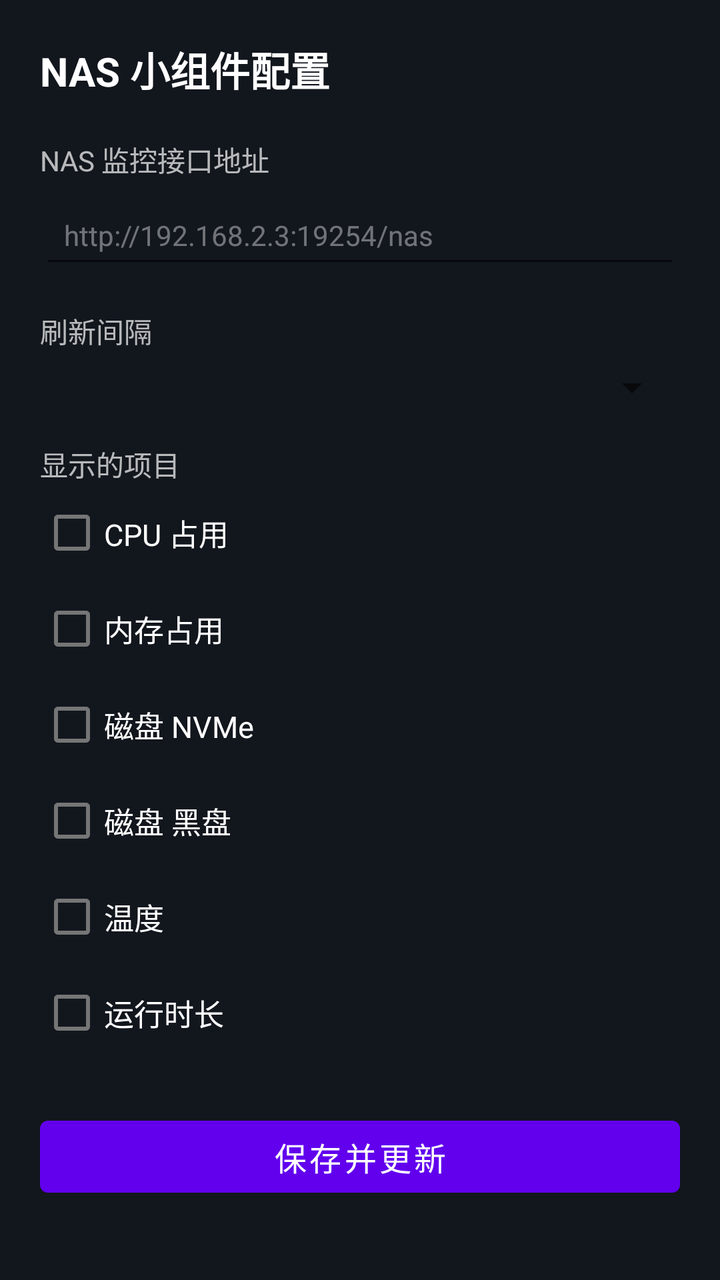
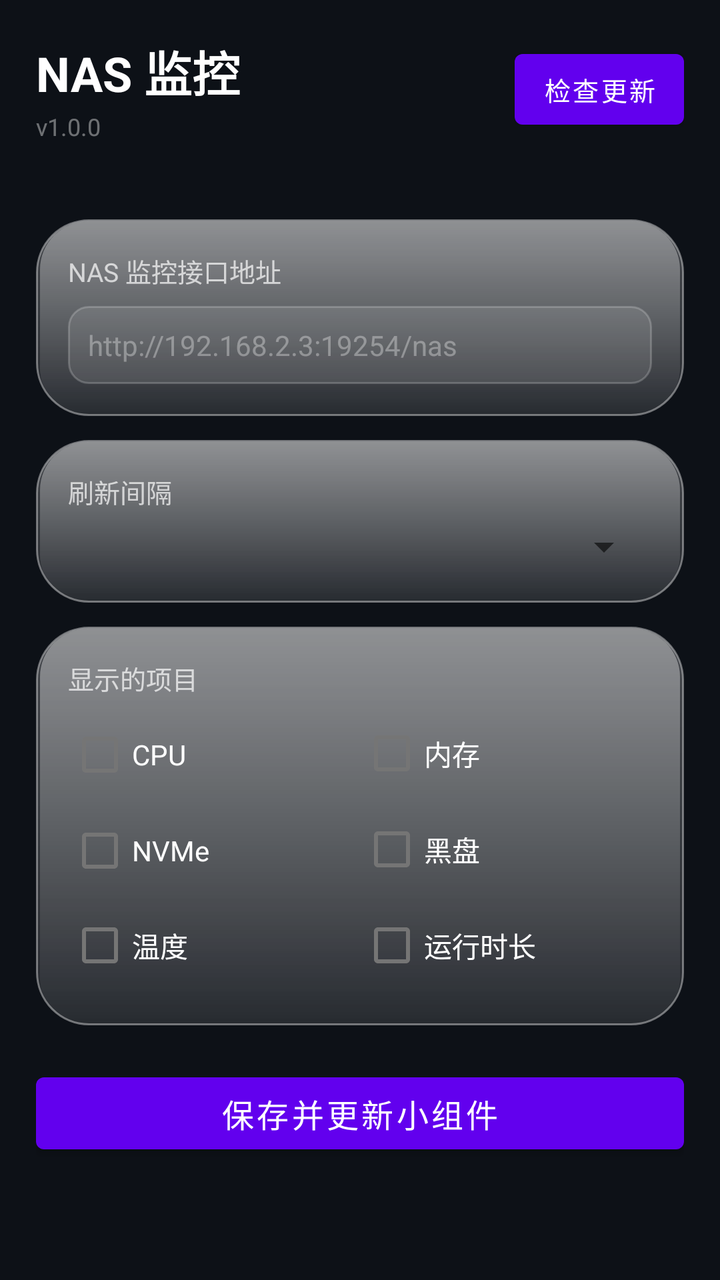

The first picture is an Android layout as it rendered before a commit; the second is the same layout after the commit. The layout source and the unified diff follow.
<!-- AndroidManifest.xml: application theme Theme.NasWidget -->
<!-- res/layout/activity_main.xml -->
<?xml version="1.0" encoding="utf-8"?>
<ScrollView xmlns:android="http://schemas.android.com/apk/res/android"
    android:layout_width="match_parent"
    android:layout_height="match_parent"
    android:background="#FF12161D"
    android:fillViewport="true">

    <LinearLayout
        android:layout_width="match_parent"
        android:layout_height="wrap_content"
        android:orientation="vertical"
        android:padding="20dp">

        <TextView
            android:layout_width="wrap_content"
            android:layout_height="wrap_content"
            android:text="NAS 小组件配置"
            android:textColor="#FFFFFFFF"
            android:textSize="20sp"
            android:textStyle="bold" />

        <TextView
            android:layout_width="wrap_content"
            android:layout_height="wrap_content"
            android:layout_marginTop="20dp"
            android:text="NAS 监控接口地址"
            android:textColor="#B3FFFFFF"
            android:textSize="14sp" />

        <EditText
            android:id="@+id/et_url"
            android:layout_width="match_parent"
            android:layout_height="wrap_content"
            android:layout_marginTop="6dp"
            android:hint="http://192.168.2.3:19254/nas"
            android:inputType="textUri"
            android:padding="12dp"
            android:textColor="#FFFFFFFF"
            android:textColorHint="#66FFFFFF"
            android:textSize="14sp" />

        <TextView
            android:layout_width="wrap_content"
            android:layout_height="wrap_content"
            android:layout_marginTop="16dp"
            android:text="刷新间隔"
            android:textColor="#B3FFFFFF"
            android:textSize="14sp" />

        <Spinner
            android:id="@+id/sp_refresh"
            android:layout_width="match_parent"
            android:layout_height="wrap_content"
            android:layout_marginTop="6dp" />

        <TextView
            android:layout_width="wrap_content"
            android:layout_height="wrap_content"
            android:layout_marginTop="16dp"
            android:text="显示的项目"
            android:textColor="#B3FFFFFF"
            android:textSize="14sp" />

        <CheckBox
            android:id="@+id/cb_cpu"
            android:layout_width="match_parent"
            android:layout_height="wrap_content"
            android:text="CPU 占用"
            android:textColor="#FFFFFFFF"
            android:textSize="15sp" />

        <CheckBox
            android:id="@+id/cb_mem"
            android:layout_width="match_parent"
            android:layout_height="wrap_content"
            android:text="内存占用"
            android:textColor="#FFFFFFFF"
            android:textSize="15sp" />

        <CheckBox
            android:id="@+id/cb_disk1"
            android:layout_width="match_parent"
            android:layout_height="wrap_content"
            android:text="磁盘 NVMe"
            android:textColor="#FFFFFFFF"
            android:textSize="15sp" />

        <CheckBox
            android:id="@+id/cb_disk2"
            android:layout_width="match_parent"
            android:layout_height="wrap_content"
            android:text="磁盘 黑盘"
            android:textColor="#FFFFFFFF"
            android:textSize="15sp" />

        <CheckBox
            android:id="@+id/cb_temp"
            android:layout_width="match_parent"
            android:layout_height="wrap_content"
            android:text="温度"
            android:textColor="#FFFFFFFF"
            android:textSize="15sp" />

        <CheckBox
            android:id="@+id/cb_uptime"
            android:layout_width="match_parent"
            android:layout_height="wrap_content"
            android:text="运行时长"
            android:textColor="#FFFFFFFF"
            android:textSize="15sp" />

        <Button
            android:id="@+id/btn_save"
            android:layout_width="match_parent"
            android:layout_height="wrap_content"
            android:layout_marginTop="24dp"
            android:text="保存并更新"
            android:textSize="16sp" />

    </LinearLayout>
</ScrollView>
<!-- resources referenced by this layout -->
<resources>
  <style name="Theme.NasWidget" parent="Theme.MaterialComponents.DayNight.NoActionBar">
          <item name="android:statusBarColor">@android:color/transparent</item>
          <item name="android:windowLightStatusBar">false</item>
      </style>
</resources>

<!-- the commit's change to res/layout/activity_main.xml (unified diff, before → after) -->
@@ -2,119 +2,218 @@
 <ScrollView xmlns:android="http://schemas.android.com/apk/res/android"
     android:layout_width="match_parent"
     android:layout_height="match_parent"
-    android:background="#FF12161D"
+    android:background="#FF0D1117"
     android:fillViewport="true">
 
     <LinearLayout
         android:layout_width="match_parent"
         android:layout_height="wrap_content"
         android:orientation="vertical"
-        android:padding="20dp">
-
+        android:padding="18dp">
+
+        
+        <LinearLayout
+            android:layout_width="match_parent"
+            android:layout_height="wrap_content"
+            android:orientation="horizontal"
+            android:gravity="center_vertical">
+
+            <LinearLayout
+                android:layout_width="0dp"
+                android:layout_height="wrap_content"
+                android:layout_weight="1"
+                android:orientation="vertical">
+
+                <TextView
+                    android:layout_width="wrap_content"
+                    android:layout_height="wrap_content"
+                    android:text="NAS 监控"
+                    android:textColor="#FFFFFFFF"
+                    android:textSize="24sp"
+                    android:textStyle="bold" />
+
+                <TextView
+                    android:id="@+id/tv_version"
+                    android:layout_width="wrap_content"
+                    android:layout_height="wrap_content"
+                    android:layout_marginTop="2dp"
+                    android:text="v1.0.0"
+                    android:textColor="#66FFFFFF"
+                    android:textSize="12sp" />
+            </LinearLayout>
+
+            <Button
+                android:id="@+id/btn_check_update"
+                android:layout_width="wrap_content"
+                android:layout_height="wrap_content"
+                android:text="检查更新"
+                android:textSize="13sp"
+                android:minHeight="0dp"
+                android:minWidth="0dp"
+                android:paddingHorizontal="14dp"
+                android:paddingVertical="8dp" />
+        </LinearLayout>
+
+        
         <TextView
-            android:layout_width="wrap_content"
-            android:layout_height="wrap_content"
-            android:text="NAS 小组件配置"
-            android:textColor="#FFFFFFFF"
-            android:textSize="20sp"
-            android:textStyle="bold" />
-
-        <TextView
-            android:layout_width="wrap_content"
-            android:layout_height="wrap_content"
-            android:layout_marginTop="20dp"
-            android:text="NAS 监控接口地址"
+            android:id="@+id/tv_update_status"
+            android:layout_width="match_parent"
+            android:layout_height="wrap_content"
+            android:layout_marginTop="6dp"
+            android:text=""
             android:textColor="#B3FFFFFF"
-            android:textSize="14sp" />
-
-        <EditText
-            android:id="@+id/et_url"
-            android:layout_width="match_parent"
-            android:layout_height="wrap_content"
-            android:layout_marginTop="6dp"
-            android:hint="http://192.168.2.3:19254/nas"
-            android:inputType="textUri"
-            android:padding="12dp"
-            android:textColor="#FFFFFFFF"
-            android:textColorHint="#66FFFFFF"
-            android:textSize="14sp" />
-
-        <TextView
-            android:layout_width="wrap_content"
+            android:textSize="12sp" />
+
+        
+        <LinearLayout
+            android:layout_width="match_parent"
             android:layout_height="wrap_content"
             android:layout_marginTop="16dp"
-            android:text="刷新间隔"
-            android:textColor="#B3FFFFFF"
-            android:textSize="14sp" />
-
-        <Spinner
-            android:id="@+id/sp_refresh"
-            android:layout_width="match_parent"
-            android:layout_height="wrap_content"
-            android:layout_marginTop="6dp" />
-
-        <TextView
-            android:layout_width="wrap_content"
-            android:layout_height="wrap_content"
-            android:layout_marginTop="16dp"
-            android:text="显示的项目"
-            android:textColor="#B3FFFFFF"
-            android:textSize="14sp" />
-
-        <CheckBox
-            android:id="@+id/cb_cpu"
-            android:layout_width="match_parent"
-            android:layout_height="wrap_content"
-            android:text="CPU 占用"
-            android:textColor="#FFFFFFFF"
-            android:textSize="15sp" />
-
-        <CheckBox
-            android:id="@+id/cb_mem"
-            android:layout_width="match_parent"
-            android:layout_height="wrap_content"
-            android:text="内存占用"
-            android:textColor="#FFFFFFFF"
-            android:textSize="15sp" />
-
-        <CheckBox
-            android:id="@+id/cb_disk1"
-            android:layout_width="match_parent"
-            android:layout_height="wrap_content"
-            android:text="磁盘 NVMe"
-            android:textColor="#FFFFFFFF"
-            android:textSize="15sp" />
-
-        <CheckBox
-            android:id="@+id/cb_disk2"
-            android:layout_width="match_parent"
-            android:layout_height="wrap_content"
-            android:text="磁盘 黑盘"
-            android:textColor="#FFFFFFFF"
-            android:textSize="15sp" />
-
-        <CheckBox
-            android:id="@+id/cb_temp"
-            android:layout_width="match_parent"
-            android:layout_height="wrap_content"
-            android:text="温度"
-            android:textColor="#FFFFFFFF"
-            android:textSize="15sp" />
-
-        <CheckBox
-            android:id="@+id/cb_uptime"
-            android:layout_width="match_parent"
-            android:layout_height="wrap_content"
-            android:text="运行时长"
-            android:textColor="#FFFFFFFF"
-            android:textSize="15sp" />
-
+            android:orientation="vertical"
+            android:background="@drawable/glass_card"
+            android:padding="16dp">
+
+            <TextView
+                android:layout_width="wrap_content"
+                android:layout_height="wrap_content"
+                android:text="NAS 监控接口地址"
+                android:textColor="#B3FFFFFF"
+                android:textSize="13sp" />
+
+            <EditText
+                android:id="@+id/et_url"
+                android:layout_width="match_parent"
+                android:layout_height="wrap_content"
+                android:layout_marginTop="8dp"
+                android:hint="http://192.168.2.3:19254/nas"
+                android:inputType="textUri"
+                android:padding="10dp"
+                android:textColor="#FFFFFFFF"
+                android:textColorHint="#55FFFFFF"
+                android:textSize="14sp"
+                android:background="@drawable/edit_bg" />
+        </LinearLayout>
+
+        
+        <LinearLayout
+            android:layout_width="match_parent"
+            android:layout_height="wrap_content"
+            android:layout_marginTop="12dp"
+            android:orientation="vertical"
+            android:background="@drawable/glass_card"
+            android:padding="16dp">
+
+            <TextView
+                android:layout_width="wrap_content"
+                android:layout_height="wrap_content"
+                android:text="刷新间隔"
+                android:textColor="#B3FFFFFF"
+                android:textSize="13sp" />
+
+            <Spinner
+                android:id="@+id/sp_refresh"
+                android:layout_width="match_parent"
+                android:layout_height="wrap_content"
+                android:layout_marginTop="6dp" />
+        </LinearLayout>
+
+        
+        <LinearLayout
+            android:layout_width="match_parent"
+            android:layout_height="wrap_content"
+            android:layout_marginTop="12dp"
+            android:orientation="vertical"
+            android:background="@drawable/glass_card"
+            android:padding="16dp">
+
+            <TextView
+                android:layout_width="wrap_content"
+                android:layout_height="wrap_content"
+                android:text="显示的项目"
+                android:textColor="#B3FFFFFF"
+                android:textSize="13sp" />
+
+            <LinearLayout
+                android:layout_width="match_parent"
+                android:layout_height="wrap_content"
+                android:layout_marginTop="4dp"
+                android:orientation="horizontal">
+
+                <CheckBox
+                    android:id="@+id/cb_cpu"
+                    android:layout_width="0dp"
+                    android:layout_height="wrap_content"
+                    android:layout_weight="1"
+                    android:text="CPU"
+                    android:textColor="#FFFFFFFF"
+                    android:textSize="14sp" />
+
+                <CheckBox
+                    android:id="@+id/cb_mem"
+                    android:layout_width="0dp"
+                    android:layout_height="wrap_content"
+                    android:layout_weight="1"
+                    android:text="内存"
+                    android:textColor="#FFFFFFFF"
+                    android:textSize="14sp" />
+            </LinearLayout>
+
+            <LinearLayout
+                android:layout_width="match_parent"
+                android:layout_height="wrap_content"
+                android:orientation="horizontal">
+
+                <CheckBox
+                    android:id="@+id/cb_disk1"
+                    android:layout_width="0dp"
+                    android:layout_height="wrap_content"
+                    android:layout_weight="1"
+                    android:text="NVMe"
+                    android:textColor="#FFFFFFFF"
+                    android:textSize="14sp" />
+
+                <CheckBox
+                    android:id="@+id/cb_disk2"
+                    android:layout_width="0dp"
+                    android:layout_height="wrap_content"
+                    android:layout_weight="1"
+                    android:text="黑盘"
+                    android:textColor="#FFFFFFFF"
+                    android:textSize="14sp" />
+            </LinearLayout>
+
+            <LinearLayout
+                android:layout_width="match_parent"
+                android:layout_height="wrap_content"
+                android:orientation="horizontal">
+
+                <CheckBox
+                    android:id="@+id/cb_temp"
+                    android:layout_width="0dp"
+                    android:layout_height="wrap_content"
+                    android:layout_weight="1"
+                    android:text="温度"
+                    android:textColor="#FFFFFFFF"
+                    android:textSize="14sp" />
+
+                <CheckBox
+                    android:id="@+id/cb_uptime"
+                    android:layout_width="0dp"
+                    android:layout_height="wrap_content"
+                    android:layout_weight="1"
+                    android:text="运行时长"
+                    android:textColor="#FFFFFFFF"
+                    android:textSize="14sp" />
+            </LinearLayout>
+        </LinearLayout>
+
+        
         <Button
             android:id="@+id/btn_save"
             android:layout_width="match_parent"
             android:layout_height="wrap_content"
-            android:layout_marginTop="24dp"
-            android:text="保存并更新"
+            android:layout_marginTop="20dp"
+            android:text="保存并更新小组件"
             android:textSize="16sp" />
 
     </LinearLayout>
<!-- resource entries referenced after the edit -->
@@ -1,5 +1,46 @@
 <!-- resources referenced by this layout -->
 <resources>
+  <!-- drawable edit_bg (drawable) -->
+  <?xml version="1.0" encoding="utf-8"?>
+  <shape xmlns:android="http://schemas.android.com/apk/res/android">
+      <corners android:radius="10dp" />
+      <solid android:color="#1AFFFFFF" />
+      <stroke
+          android:width="1dp"
+          android:color="#33FFFFFF" />
+      <padding
+          android:left="4dp"
+          android:top="2dp"
+          android:right="4dp"
+          android:bottom="2dp" />
+  </shape>
+  <!-- drawable glass_card (drawable) -->
+  <?xml version="1.0" encoding="utf-8"?>
+  <layer-list xmlns:android="http://schemas.android.com/apk/res/android">
+      
+      <item>
+          <shape android:shape="rectangle">
+              <corners android:radius="26dp" />
+              <gradient
+                  android:angle="270"
+                  android:startColor="#38FFFFFF"
+                  android:endColor="#1AFFFFFF" />
+              <stroke
+                  android:width="1dp"
+                  android:color="#66FFFFFF" />
+          </shape>
+      </item>
+      
+      <item android:top="1dp" android:left="2dp" android:right="2dp">
+          <shape android:shape="rectangle">
+              <corners android:radius="24dp" />
+              <gradient
+                  android:angle="270"
+                  android:startColor="#66FFFFFF"
+                  android:endColor="#00FFFFFF" />
+          </shape>
+      </item>
+  </layer-list>
   <style name="Theme.NasWidget" parent="Theme.MaterialComponents.DayNight.NoActionBar">
           <item name="android:statusBarColor">@android:color/transparent</item>
           <item name="android:windowLightStatusBar">false</item>
